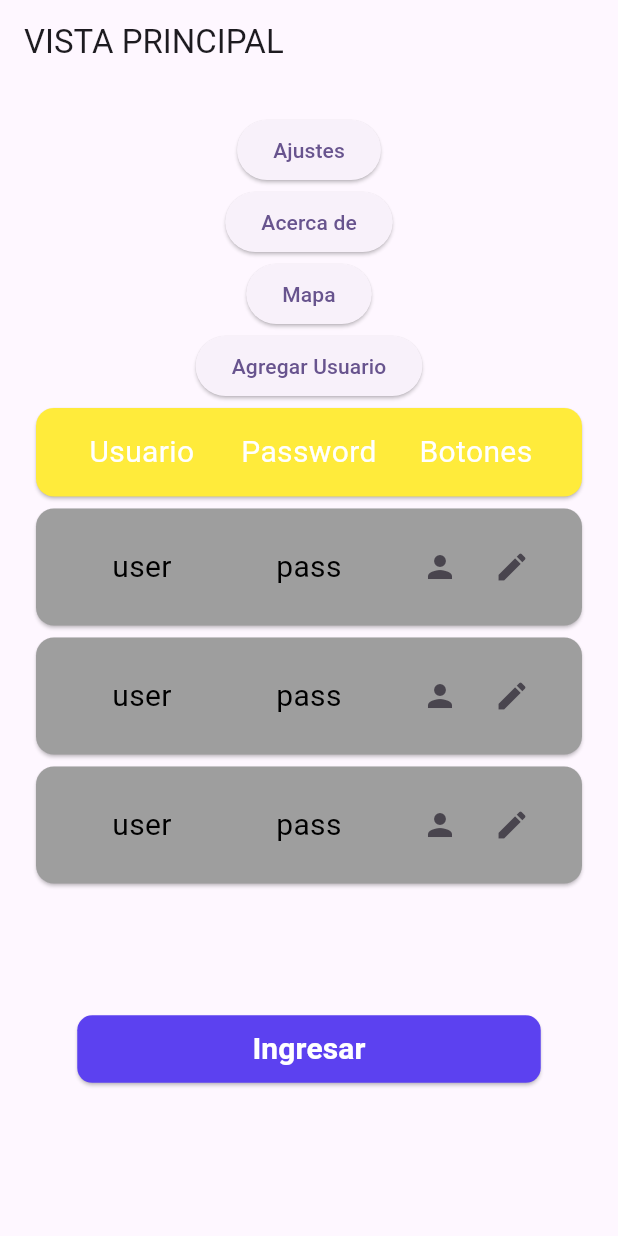
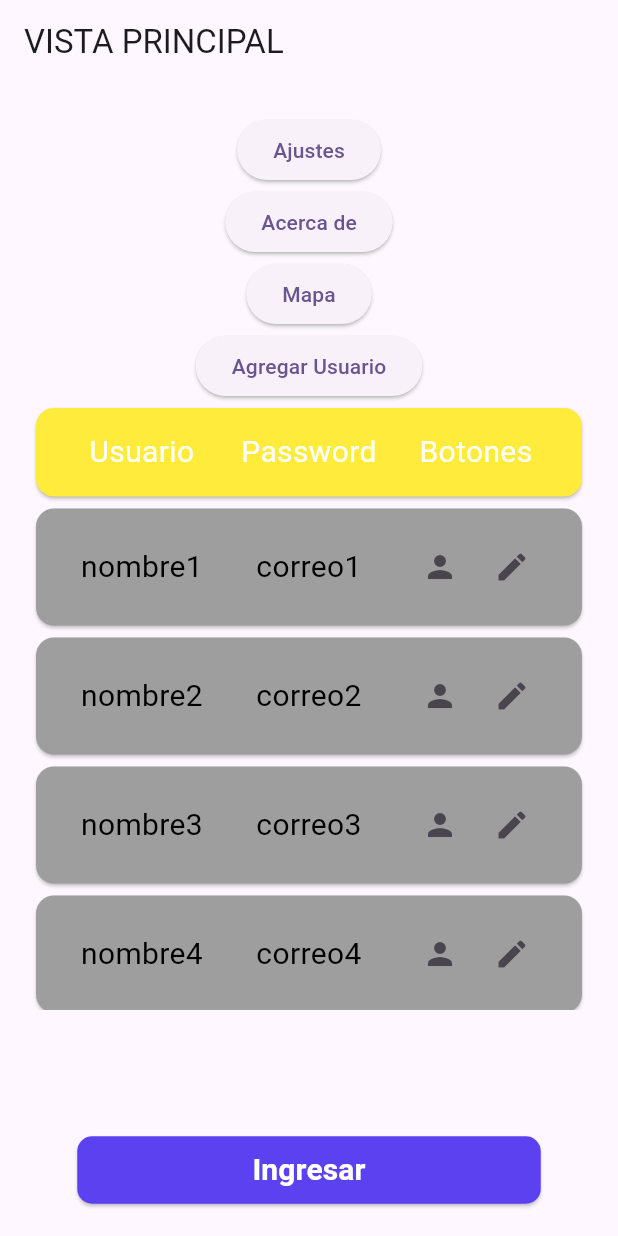
Before and after one commit to DeanHdz/DesarolloMovil, a Flutter app: the screen it shows after launch, on a phone screen of 412 x 824 dp. Run offline on Flutter 3.47's test engine with Material 2 defaults, Android fonts, the phone set to English and light mode, and no system bars.

Commit message:
Lista de usuarios

```diff
--- a/proyecto_3/proyecto_3perobien/completa_app/lib/home.dart
+++ b/proyecto_3/proyecto_3perobien/completa_app/lib/home.dart
@@ -13,6 +13,20 @@ class Home extends StatefulWidget {
 }
 
 class _HomeState extends State<Home> {
+//lista vcia
+  List usuarios = [];
+
+  @override
+  void initState() {
+    //cada ver que inicia el widget realiza las siguientes acciones?
+    usuarios.add('1#nombre1#correo1');
+    usuarios.add('2#nombre2#correo2');
+    usuarios.add('3#nombre3#correo3');
+    usuarios.add('4#nombre4#correo4');
+
+    super.initState();
+  }
+
   @override
   Widget build(BuildContext context) {
     //ESTO SE USA MUCHO (size), define el tamaño de la pantalla
@@ -97,33 +111,40 @@ class _HomeState extends State<Home> {
                         ],
                       ),
                     )),
-                Card(
+                Expanded(
+                  child: ListView.builder(
+                      itemCount: usuarios.length,
+                      itemBuilder: (BuildContext context, int index) {
+                        var datos = usuarios[index].split('#');
+
+                        return Card(
                             color: Colors.grey,
                             child: Padding(
                               padding: const EdgeInsets.all(15),
                               child: Row(
                                 children: [
-                          const Expanded(
+                                  Expanded(
                                       flex: 4,
                                       child: Text(
-                                'user',
+                                        datos[1],
                                         textAlign: TextAlign.center,
-                                style: TextStyle(
+                                        style: const TextStyle(
                                             color: Colors.black, fontSize: 20),
                                       )),
-                          const Expanded(
+                                  Expanded(
                                     flex: 4,
                                     child: Text(
-                              'pass',
+                                      datos[2],
                                       textAlign: TextAlign.center,
-                              style:
-                                  TextStyle(color: Colors.black, fontSize: 20),
+                                      style: const TextStyle(
+                                          color: Colors.black, fontSize: 20),
                                     ),
                                   ),
                                   Expanded(
                                     flex: 4,
                                     child: Row(
-                              mainAxisAlignment: MainAxisAlignment.center,
+                                      mainAxisAlignment:
+                                          MainAxisAlignment.center,
                                       children: [
                                         IconButton(
                                             onPressed: () {},
@@ -136,87 +157,9 @@ class _HomeState extends State<Home> {
                                   ),
                                 ],
                               ),
-                    )),
-                Card(
-                    color: Colors.grey,
-                    child: Padding(
-                      padding: const EdgeInsets.all(15),
-                      child: Row(
-                        children: [
-                          const Expanded(
-                              flex: 4,
-                              child: Text(
-                                'user',
-                                textAlign: TextAlign.center,
-                                style: TextStyle(
-                                    color: Colors.black, fontSize: 20),
-                              )),
-                          const Expanded(
-                            flex: 4,
-                            child: Text(
-                              'pass',
-                              textAlign: TextAlign.center,
-                              style:
-                                  TextStyle(color: Colors.black, fontSize: 20),
+                            ));
+                      }),
                 ),
-                          ),
-                          Expanded(
-                            flex: 4,
-                            child: Row(
-                              mainAxisAlignment: MainAxisAlignment.center,
-                              children: [
-                                IconButton(
-                                    onPressed: () {},
-                                    icon: const Icon(Icons.person)),
-                                IconButton(
-                                    onPressed: () {},
-                                    icon: const Icon(Icons.edit))
-                              ],
-                            ),
-                          ),
-                        ],
-                      ),
-                    )),
-                Card(
-                    color: Colors.grey,
-                    child: Padding(
-                      padding: const EdgeInsets.all(15),
-                      child: Row(
-                        children: [
-                          const Expanded(
-                              flex: 4,
-                              child: Text(
-                                'user',
-                                textAlign: TextAlign.center,
-                                style: TextStyle(
-                                    color: Colors.black, fontSize: 20),
-                              )),
-                          const Expanded(
-                            flex: 4,
-                            child: Text(
-                              'pass',
-                              textAlign: TextAlign.center,
-                              style:
-                                  TextStyle(color: Colors.black, fontSize: 20),
-                            ),
-                          ),
-                          Expanded(
-                            flex: 4,
-                            child: Row(
-                              mainAxisAlignment: MainAxisAlignment.center,
-                              children: [
-                                IconButton(
-                                    onPressed: () {},
-                                    icon: const Icon(Icons.person)),
-                                IconButton(
-                                    onPressed: () {},
-                                    icon: const Icon(Icons.edit))
-                              ],
-                            ),
-                          ),
-                        ],
-                      ),
-                    )),
                 SizedBox(
                   height: size.height * 0.1,
                 ),
```
Also changed, not shown: proyecto_3/proyecto_3perobien/completa_app/lib/main.dart (+4 -4 lines). Lines whose indentation alone changed are shown as unchanged.
